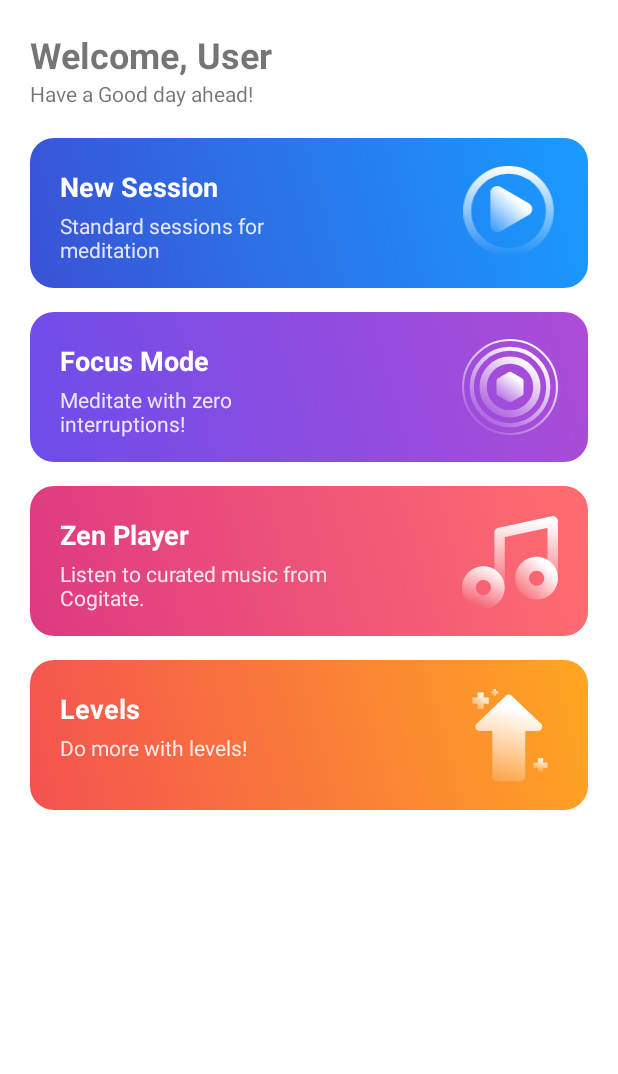
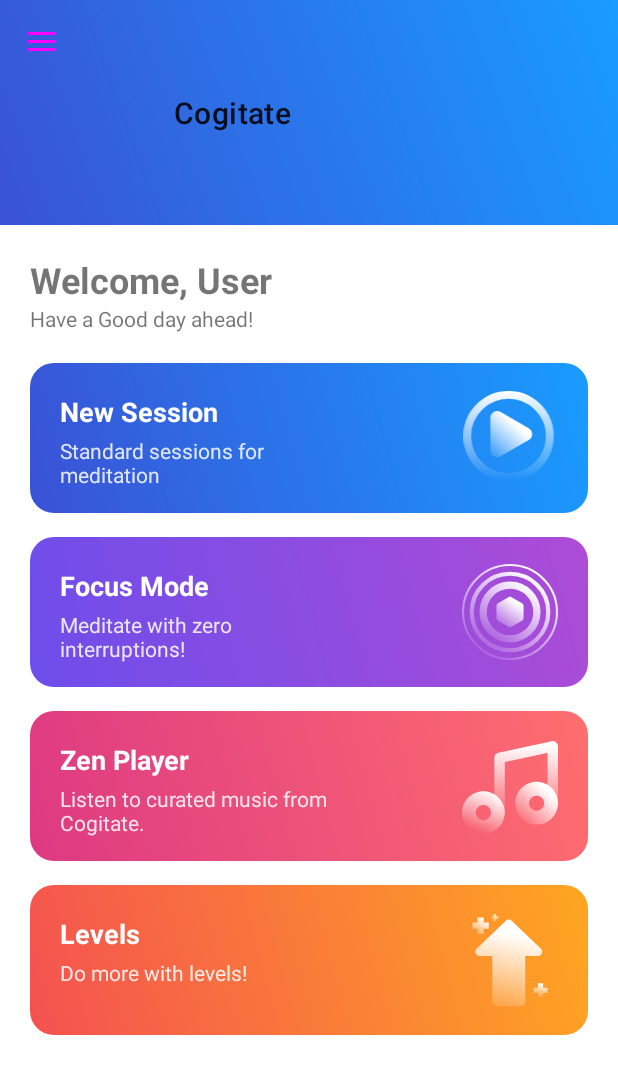
Before and after one commit to SidH751/Cogitate, an Android app: the Dashboard screen opened directly, with no data from a screen before it, on a phone screen of 412 x 824 dp. Shown: the top 1074 px of the screen. Run offline under Robolectric (Android 15) with nearby library versions, the phone set to English and light mode, and no system bars.

Commit message:
toolbar/navbar added

```diff
--- a/app/build.gradle
+++ b/app/build.gradle
@@ -41,6 +41,7 @@
     //Firebase dependency
     implementation 'com.google.firebase:firebase-analytics:20.1.0'
     implementation 'com.google.firebase:firebase-auth:21.0.1'
+    implementation 'com.google.android.material:material:1.0.0'
 
 
     testImplementation 'junit:junit:4.13.2'
--- a/app/src/main/java/com/my/cogitateapp/Dashboard.java
+++ b/app/src/main/java/com/my/cogitateapp/Dashboard.java
@@ -1,15 +1,23 @@
 package com.my.cogitateapp;
 
+import androidx.appcompat.app.ActionBarDrawerToggle;
 import androidx.appcompat.app.AppCompatActivity;
+import androidx.appcompat.widget.Toolbar;
 import androidx.cardview.widget.CardView;
+import androidx.drawerlayout.widget.DrawerLayout;
 
 import android.content.Intent;
 import android.os.Bundle;
 
+import com.google.android.material.navigation.NavigationView;
 import com.my.cogitateapp.R;
 
 public class Dashboard extends AppCompatActivity {
     CardView newSession, focusMode, levels, zenPlayer;
+
+    DrawerLayout drawerLayout;
+    NavigationView navigationView;
+    Toolbar toolbar;
 
     @Override
     protected void onCreate(Bundle savedInstanceState) {
@@ -41,5 +49,23 @@
         );
 
 
+
+
+
+        drawerLayout=findViewById(R.id.drawerlayout);
+        navigationView= findViewById(R.id.navigationmenu);
+        toolbar=findViewById(R.id.toolbar);
+
+        setSupportActionBar(toolbar);
+
+        ActionBarDrawerToggle toggle=new ActionBarDrawerToggle(this,drawerLayout,toolbar,R.string.navigation_open,R.string.navigation_close);
+
+        drawerLayout.addDrawerListener(toggle);
+        toggle.syncState();
+
+
+
+
+
     }
 }
--- /dev/null
+++ b/app/src/main/res/drawable/ic_baseline_account_circle_24.xml
@@ -0,0 +1,10 @@
+<vector xmlns:android="http://schemas.android.com/apk/res/android"
+    android:width="24dp"
+    android:height="24dp"
+    android:viewportWidth="24"
+    android:viewportHeight="24"
+    android:tint="?attr/colorControlNormal">
+  <path
+      android:fillColor="@android:color/white"
+      android:pathData="M12,2C6.48,2 2,6.48 2,12s4.48,10 10,10 10,-4.48 10,-10S17.52,2 12,2zM12,5c1.66,0 3,1.34 3,3s-1.34,3 -3,3 -3,-1.34 -3,-3 1.34,-3 3,-3zM12,19.2c-2.5,0 -4.71,-1.28 -6,-3.22 0.03,-1.99 4,-3.08 6,-3.08 1.99,0 5.97,1.09 6,3.08 -1.29,1.94 -3.5,3.22 -6,3.22z"/>
+</vector>
--- /dev/null
+++ b/app/src/main/res/drawable/ic_baseline_help_24.xml
@@ -0,0 +1,10 @@
+<vector xmlns:android="http://schemas.android.com/apk/res/android"
+    android:width="24dp"
+    android:height="24dp"
+    android:viewportWidth="24"
+    android:viewportHeight="24"
+    android:tint="?attr/colorControlNormal">
+  <path
+      android:fillColor="@android:color/white"
+      android:pathData="M12,2C6.48,2 2,6.48 2,12s4.48,10 10,10 10,-4.48 10,-10S17.52,2 12,2zM13,19h-2v-2h2v2zM15.07,11.25l-0.9,0.92C13.45,12.9 13,13.5 13,15h-2v-0.5c0,-1.1 0.45,-2.1 1.17,-2.83l1.24,-1.26c0.37,-0.36 0.59,-0.86 0.59,-1.41 0,-1.1 -0.9,-2 -2,-2s-2,0.9 -2,2L8,9c0,-2.21 1.79,-4 4,-4s4,1.79 4,4c0,0.88 -0.36,1.68 -0.93,2.25z"/>
+</vector>
--- /dev/null
+++ b/app/src/main/res/drawable/ic_baseline_settings_24.xml
@@ -0,0 +1,10 @@
+<vector xmlns:android="http://schemas.android.com/apk/res/android"
+    android:width="24dp"
+    android:height="24dp"
+    android:viewportWidth="24"
+    android:viewportHeight="24"
+    android:tint="?attr/colorControlNormal">
+  <path
+      android:fillColor="@android:color/white"
+      android:pathData="M19.14,12.94c0.04,-0.3 0.06,-0.61 0.06,-0.94c0,-0.32 -0.02,-0.64 -0.07,-0.94l2.03,-1.58c0.18,-0.14 0.23,-0.41 0.12,-0.61l-1.92,-3.32c-0.12,-0.22 -0.37,-0.29 -0.59,-0.22l-2.39,0.96c-0.5,-0.38 -1.03,-0.7 -1.62,-0.94L14.4,2.81c-0.04,-0.24 -0.24,-0.41 -0.48,-0.41h-3.84c-0.24,0 -0.43,0.17 -0.47,0.41L9.25,5.35C8.66,5.59 8.12,5.92 7.63,6.29L5.24,5.33c-0.22,-0.08 -0.47,0 -0.59,0.22L2.74,8.87C2.62,9.08 2.66,9.34 2.86,9.48l2.03,1.58C4.84,11.36 4.8,11.69 4.8,12s0.02,0.64 0.07,0.94l-2.03,1.58c-0.18,0.14 -0.23,0.41 -0.12,0.61l1.92,3.32c0.12,0.22 0.37,0.29 0.59,0.22l2.39,-0.96c0.5,0.38 1.03,0.7 1.62,0.94l0.36,2.54c0.05,0.24 0.24,0.41 0.48,0.41h3.84c0.24,0 0.44,-0.17 0.47,-0.41l0.36,-2.54c0.59,-0.24 1.13,-0.56 1.62,-0.94l2.39,0.96c0.22,0.08 0.47,0 0.59,-0.22l1.92,-3.32c0.12,-0.22 0.07,-0.47 -0.12,-0.61L19.14,12.94zM12,15.6c-1.98,0 -3.6,-1.62 -3.6,-3.6s1.62,-3.6 3.6,-3.6s3.6,1.62 3.6,3.6S13.98,15.6 12,15.6z"/>
+</vector>
--- /dev/null
+++ b/app/src/main/res/drawable/ic_baseline_share_24.xml
@@ -0,0 +1,10 @@
+<vector xmlns:android="http://schemas.android.com/apk/res/android"
+    android:width="24dp"
+    android:height="24dp"
+    android:viewportWidth="24"
+    android:viewportHeight="24"
+    android:tint="?attr/colorControlNormal">
+  <path
+      android:fillColor="@android:color/white"
+      android:pathData="M18,16.08c-0.76,0 -1.44,0.3 -1.96,0.77L8.91,12.7c0.05,-0.23 0.09,-0.46 0.09,-0.7s-0.04,-0.47 -0.09,-0.7l7.05,-4.11c0.54,0.5 1.25,0.81 2.04,0.81 1.66,0 3,-1.34 3,-3s-1.34,-3 -3,-3 -3,1.34 -3,3c0,0.24 0.04,0.47 0.09,0.7L8.04,9.81C7.5,9.31 6.79,9 6,9c-1.66,0 -3,1.34 -3,3s1.34,3 3,3c0.79,0 1.5,-0.31 2.04,-0.81l7.12,4.16c-0.05,0.21 -0.08,0.43 -0.08,0.65 0,1.61 1.31,2.92 2.92,2.92 1.61,0 2.92,-1.31 2.92,-2.92s-1.31,-2.92 -2.92,-2.92z"/>
+</vector>
--- a/app/src/main/res/layout/activity_landing_page.xml
+++ b/app/src/main/res/layout/activity_landing_page.xml
@@ -1,18 +1,64 @@
 <?xml version="1.0" encoding="utf-8"?>
-<LinearLayout
+<androidx.drawerlayout.widget.DrawerLayout
     xmlns:android="http://schemas.android.com/apk/res/android"
     xmlns:app="http://schemas.android.com/apk/res-auto"
     xmlns:tools="http://schemas.android.com/tools"
     android:layout_width="match_parent"
     android:layout_height="match_parent"
     tools:context="com.my.cogitateapp.Dashboard"
-    android:orientation="vertical"
-    android:padding="20dp"
-    >
+    android:id="@+id/drawerlayout"
+    android:fitsSystemWindows="true"
+    tools:openDrawer="start">
+
+    <com.google.android.material.navigation.NavigationView
+        android:layout_width="wrap_content"
+        android:layout_height="match_parent"
+        android:id="@+id/navigationmenu"
+        app:headerLayout="@layout/header_sidemenu"
+        app:menu="@menu/sidemenu"
+        android:layout_gravity="start"/>
+
+    <LinearLayout
+        android:layout_width="match_parent"
+        android:layout_height="wrap_content"
+        android:orientation="vertical"
+        >
+    <LinearLayout
+    android:layout_width="match_parent"
+    android:layout_height="wrap_content">
+
+    </LinearLayout>
+
+        <LinearLayout
+            android:layout_width="match_parent"
+            android:layout_height="wrap_content"
+            android:orientation="vertical"
+            >
     <LinearLayout
         android:layout_width="match_parent"
         android:layout_height="wrap_content"
         android:orientation="vertical">
+
+        <androidx.appcompat.widget.Toolbar
+            android:id="@+id/toolbar"
+            android:layout_width="match_parent"
+            android:layout_height="150sp"
+            android:background="@drawable/gradient_4"
+            android:theme="@style/ThemeOverlay.Material3.AutoCompleteTextView"
+            app:title="Cogitate"
+            app:titleMarginStart="60sp"
+
+            />
+
+
+
+    </LinearLayout>
+
+    <LinearLayout
+        android:layout_width="match_parent"
+        android:layout_height="wrap_content"
+        android:orientation="vertical"
+        android:padding="20dp">
         <TextView
             android:layout_height="wrap_content"
             android:layout_width="wrap_content"
@@ -23,14 +69,6 @@
             android:layout_width="wrap_content"
             android:layout_height="wrap_content"
             android:text="Have a Good day ahead!"/>
-
-    </LinearLayout>
-
-    <LinearLayout
-        android:layout_width="match_parent"
-        android:layout_height="wrap_content"
-        android:orientation="vertical"
-        >
 
         <androidx.cardview.widget.CardView
             android:id="@+id/newSessionCard"
@@ -226,5 +264,8 @@
             </RelativeLayout>
         </androidx.cardview.widget.CardView>
     </LinearLayout>
+        </LinearLayout>
 
-</LinearLayout>
+    </LinearLayout>
+
+</androidx.drawerlayout.widget.DrawerLayout>
--- /dev/null
+++ b/app/src/main/res/layout/header_sidemenu.xml
@@ -0,0 +1,27 @@
+<?xml version="1.0" encoding="utf-8"?>
+<LinearLayout xmlns:android="http://schemas.android.com/apk/res/android"
+    android:layout_width="match_parent"
+    android:layout_height="180dp"
+    android:background="@drawable/gradient"
+    android:orientation="vertical"
+    android:gravity="bottom|center">
+    <TextView
+        android:layout_width="wrap_content"
+        android:layout_height="wrap_content"
+        android:text="Cogitate"
+        android:fontFamily="@font/nexa_bold"
+        android:textSize="40dp"
+        android:textColor="@color/white"/>
+    <TextView
+        android:layout_width="wrap_content"
+        android:layout_height="wrap_content"
+        android:text="Welcome To Cogitate"
+        android:fontFamily="@font/montsterratregular"
+        android:textSize="20dp"
+        android:textColor="@color/white"
+        android:layout_marginTop="10dp"
+        android:layout_marginBottom="30dp"/>
+
+
+
+</LinearLayout>
--- /dev/null
+++ b/app/src/main/res/menu/sidemenu.xml
@@ -0,0 +1,24 @@
+<?xml version="1.0" encoding="utf-8"?>
+<menu xmlns:android="http://schemas.android.com/apk/res/android">
+    <group android:checkableBehavior="single">
+        <item android:id="@+id/setting"
+            android:icon="@drawable/ic_baseline_settings_24"
+            android:title="Setting"/>
+        <item android:id="@+id/contact"
+            android:icon="@drawable/ic_baseline_account_circle_24"
+            android:title="Contact Us"/>
+        <item android:id="@+id/helpandfeedback"
+            android:icon="@drawable/ic_baseline_help_24"
+            android:title="Help and Feedback"/>
+    </group>
+    <group android:checkableBehavior="single">
+        <item android:title="Sharing">
+            <menu>
+                <item android:id="@+id/share"
+                    android:icon="@drawable/ic_baseline_share_24"
+                    android:title="Share"/>
+
+            </menu>
+        </item>
+    </group>
+</menu>
--- a/app/src/main/res/values/strings.xml
+++ b/app/src/main/res/values/strings.xml
@@ -1,3 +1,5 @@
 <resources>
     <string name="app_name">LoginLogin</string>
+    <string name="navigation_open">Open Navigation drawer</string>
+    <string name="navigation_close">Close Navigation drawer</string>
 </resources>
```
